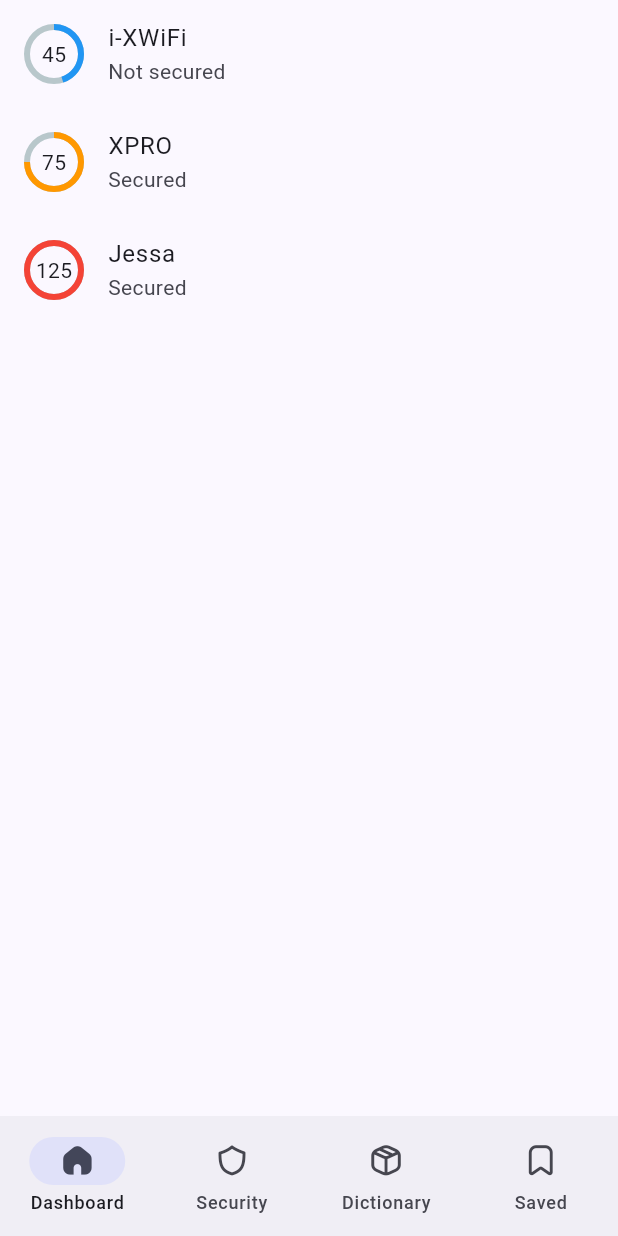
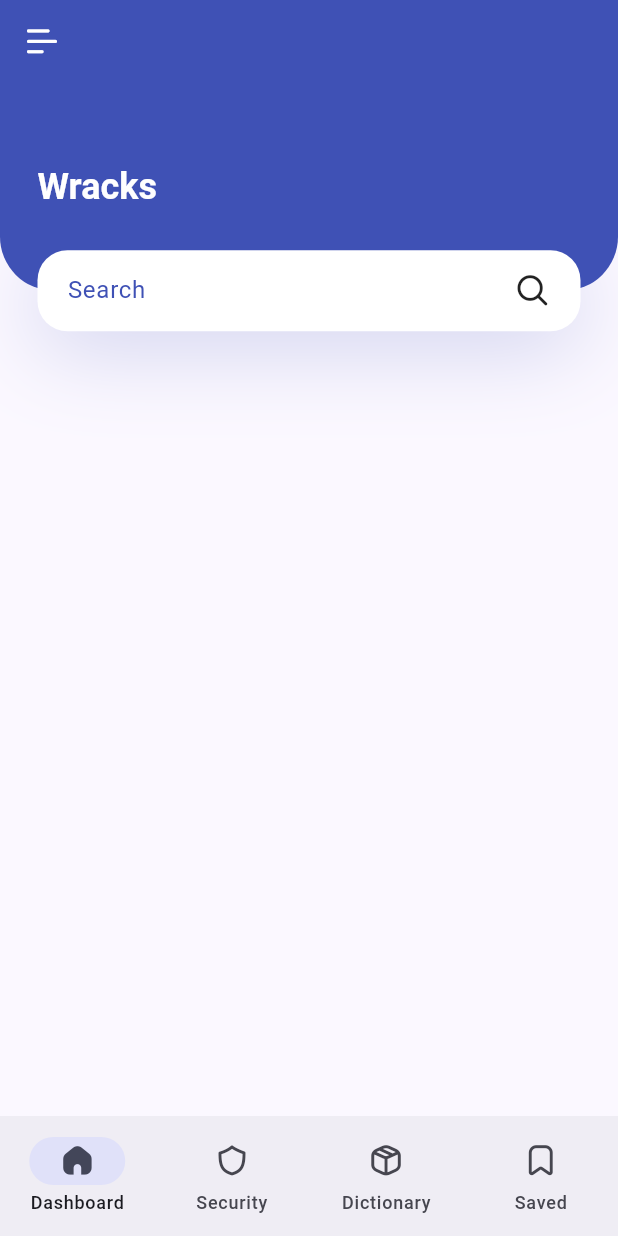
Before and after one commit to loybaldo/wracks, a Flutter app: the screen it shows after launch, on a phone screen of 412 x 824 dp. Run offline on Flutter 3.47's test engine with Material 2 defaults, Android fonts, the light colour scheme and no system bars; drawn by our look-alikes of percent_indicator; our stand-ins replace file_picker.

Commit message:
dashboard tab updated

```diff
--- a/lib/screens/home_screen.dart
+++ b/lib/screens/home_screen.dart
@@ -26,9 +26,10 @@ class HomeScreenState extends State<HomeScreen> {
   @override
   Widget build(BuildContext context) {
     return Scaffold(
+        appBar: buildAppBar(),
         body: _children[_currentIndex],
         bottomNavigationBar: NavigationBarTheme(
-            data: const NavigationBarThemeData(surfaceTintColor: Colors.white),
+            data: const NavigationBarThemeData(elevation: 0),
             child: NavigationBar(
               selectedIndex: _currentIndex,
               onDestinationSelected: (currentIndex) => setState(() {
@@ -59,4 +60,18 @@ class HomeScreenState extends State<HomeScreen> {
               ],
             )));
   }
+
+  AppBar buildAppBar() {
+    return AppBar(
+      elevation: 0,
+      leading: IconButton(
+        icon: const Icon(
+          Magicoon.menu_bold_outline,
+          color: Colors.white,
+        ),
+        onPressed: () {},
+      ),
+      backgroundColor: Colors.indigo,
+    );
+  }
 }
--- a/lib/tabs/home_tab.dart
+++ b/lib/tabs/home_tab.dart
@@ -1,5 +1,4 @@
 import 'package:flutter/material.dart';
-import 'package:percent_indicator/circular_percent_indicator.dart';
 import 'package:wracks/magicoon.dart';
 
 class HomeTab extends StatelessWidget {
@@ -7,55 +6,77 @@ class HomeTab extends StatelessWidget {
 
   @override
   Widget build(BuildContext context) {
-    return Scaffold(
-        body: ListView(
+    return Column(
       children: <Widget>[
-        ListTile(
-          leading: CircularPercentIndicator(
-            radius: 20.0,
-            lineWidth: 4,
-            percent: 0.45,
-            animation: true,
-            center: const Text(
-              "45",
-            ),
-            progressColor: Colors.blue,
+        SizedBox(
+          height: MediaQuery.of(context).size.height * 0.2,
+          child: Stack(
+            children: <Widget>[
+              Container(
+                padding: const EdgeInsets.only(left: 25),
+                height: MediaQuery.of(context).size.height * 0.2 - 27,
+                decoration: const BoxDecoration(
+                  color: Colors.indigo,
+                  borderRadius: BorderRadius.only(
+                    bottomLeft: Radius.circular(36),
+                    bottomRight: Radius.circular(36),
+                  ),
+                ),
+                child: Row(
+                  children: <Widget>[
+                    Text(
+                      "Wracks",
+                      style:
+                          Theme.of(context).textTheme.headlineSmall?.copyWith(
+                                color: Colors.white,
+                                fontWeight: FontWeight.bold,
+                              ),
+                    ),
+                  ],
+                ),
+              ),
+              Positioned(
+                bottom: 0,
+                left: 0,
+                right: 0,
+                child: Container(
+                  margin: const EdgeInsets.symmetric(horizontal: 25),
+                  padding: const EdgeInsets.symmetric(horizontal: 20),
+                  height: 54,
+                  decoration: BoxDecoration(
+                    color: Colors.white,
+                    borderRadius: BorderRadius.circular(20),
+                    boxShadow: [
+                      BoxShadow(
+                        offset: const Offset(0, 10),
+                        blurRadius: 50,
+                        color: Colors.indigo.withOpacity(0.23),
+                      )
+                    ],
+                  ),
+                  child: Row(
+                    children: const <Widget>[
+                      Expanded(
+                        child: TextField(
+                          decoration: InputDecoration(
+                            hintText: "Search",
+                            hintStyle: TextStyle(
+                              color: Colors.indigo,
+                            ),
+                            enabledBorder: InputBorder.none,
+                            focusedBorder: InputBorder.none,
+                          ),
+                        ),
+                      ),
+                      Icon(Magicoon.search_bold_outline)
+                    ],
+                  ),
+                ),
+              )
+            ],
           ),
-          title: const Text('i-XWiFi'),
-          subtitle: const Text("Not secured"),
-          onTap: () {},
-        ),
-        ListTile(
-          leading: CircularPercentIndicator(
-            radius: 20.0,
-            lineWidth: 4,
-            percent: 0.75,
-            animation: true,
-            center: const Text(
-              "75",
-            ),
-            progressColor: Colors.orange,
-          ),
-          title: const Text('XPRO'),
-          subtitle: const Text("Secured"),
-          onTap: () {},
-        ),
-        ListTile(
-          leading: CircularPercentIndicator(
-            radius: 20.0,
-            lineWidth: 4,
-            percent: 1,
-            animation: true,
-            center: const Text(
-              "125",
-            ),
-            progressColor: Colors.red,
-          ),
-          title: const Text('Jessa'),
-          subtitle: const Text("Secured"),
-          onTap: () {},
         ),
       ],
-    ));
+    );
   }
 }
--- a/lib/tabs/security_tab.dart
+++ b/lib/tabs/security_tab.dart
@@ -14,7 +14,7 @@ class SecurityTab extends StatelessWidget {
         percent: 0.75,
         animation: true,
         center: const Text("75%"),
-        progressColor: Colors.blue,
+        progressColor: Colors.indigo,
       ),
     ));
   }
--- a/pubspec.yaml
+++ b/pubspec.yaml
@@ -30,4 +30,4 @@ flutter:
   fonts:
     - family: Magicoon
       fonts:
-       - asset: fonts/Magicoon.ttf
+        - asset: fonts/Magicoon.ttf
```
